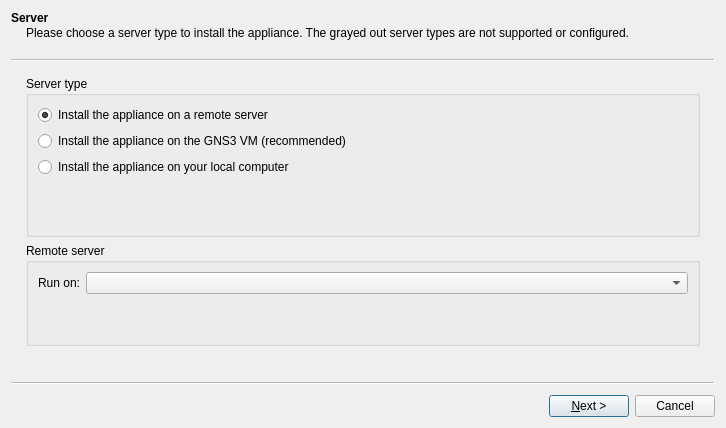
Old version of the form gns3/ui/appliance_wizard.ui in the repository kaisenlinux/gns3-gui.
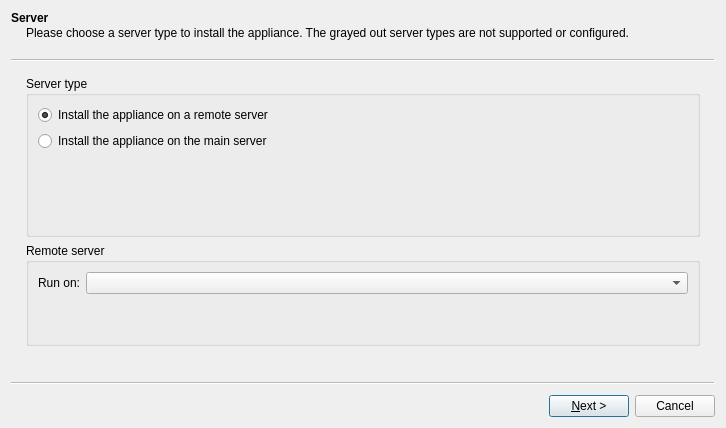
New version of the form.

Diff of the .ui file:
```diff
--- a/gns3/ui/appliance_wizard.ui
+++ b/gns3/ui/appliance_wizard.ui
@@ -82,25 +82,6 @@
          </property>
         </widget>
        </item>
-       <item>
-        <widget class="QRadioButton" name="uiVMRadioButton">
-         <property name="sizePolicy">
-          <sizepolicy hsizetype="Minimum" vsizetype="Minimum">
-           <horstretch>0</horstretch>
-           <verstretch>0</verstretch>
-          </sizepolicy>
-         </property>
-         <property name="minimumSize">
-          <size>
-           <width>0</width>
-           <height>20</height>
-          </size>
-         </property>
-         <property name="text">
-          <string>Install the appliance on the GNS3 VM (recommended)</string>
-         </property>
-        </widget>
-       </item>
        <item>
         <widget class="QRadioButton" name="uiLocalRadioButton">
          <property name="sizePolicy">
@@ -116,7 +97,7 @@
           </size>
          </property>
          <property name="text">
-          <string>Install the appliance on your local computer</string>
+          <string>Install the appliance on the main server</string>
          </property>
         </widget>
        </item>
```
Left out of the diff: 33 changed lines with no effect on the pictures.
